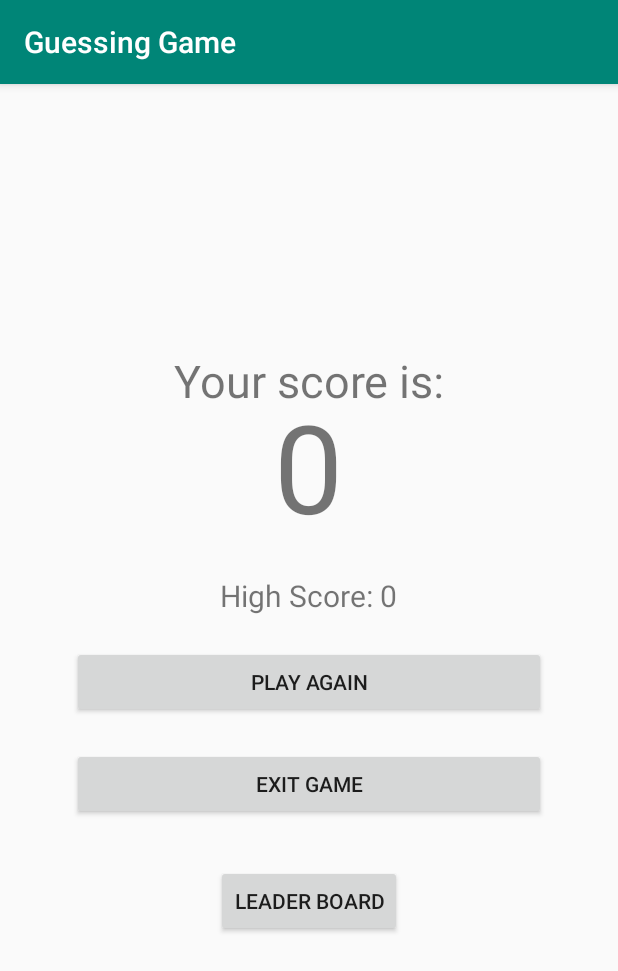
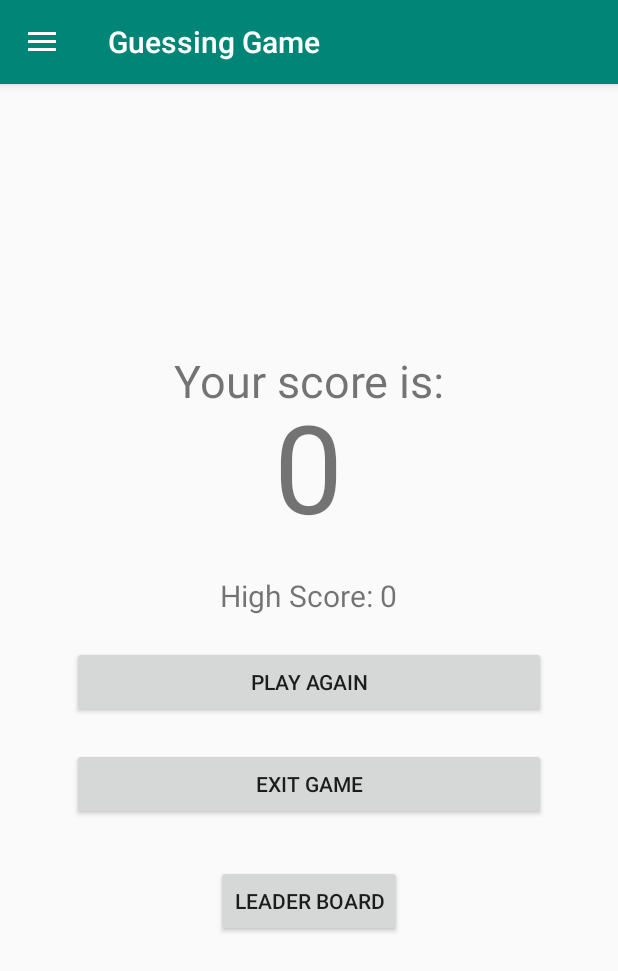
Before and after one commit to pinakip1998/GuessingGame, an Android app: the ShowScore screen opened directly, with no data from a screen before it, on a phone screen of 412 x 824 dp. Shown: the top 971 px of the screen. Run offline under Robolectric (Android 15) with nearby library versions, the phone set to English and light mode, and no system bars; libraries missing offline, so code that uses them is left out: io.realm; 4 statements that could not run were skipped.

```diff
--- a/app/src/main/java/com/example/guessinggame/MainActivity.java
+++ b/app/src/main/java/com/example/guessinggame/MainActivity.java
@@ -247,6 +247,7 @@ public class MainActivity extends AppCompatActivity implements NavigationView.On
         b.putString("name", userName);
         intent.putExtras(b);
         startActivity(intent);
+        finish();
     }
 
     private void addPoint() {
--- a/app/src/main/java/com/example/guessinggame/ShowScore.java
+++ b/app/src/main/java/com/example/guessinggame/ShowScore.java
@@ -1,42 +1,76 @@
 package com.example.guessinggame;
 
+import androidx.annotation.NonNull;
+import androidx.appcompat.app.ActionBarDrawerToggle;
 import androidx.appcompat.app.AppCompatActivity;
 import androidx.core.content.IntentCompat;
+import androidx.drawerlayout.widget.DrawerLayout;
 
 import android.content.Intent;
 import android.os.Bundle;
+import android.view.MenuItem;
 import android.view.View;
 import android.widget.TextView;
 
+import com.google.android.material.navigation.NavigationView;
+
 import io.realm.Realm;
 
-public class ShowScore extends AppCompatActivity {
+public class ShowScore extends AppCompatActivity implements NavigationView.OnNavigationItemSelectedListener{
 
     TextView score_tv;
     private TextView highScore;
-    String username;
+    String userName;
+    DrawerLayout dl;
+    NavigationView nv;
+    ActionBarDrawerToggle toggle;
+    TextView user;
     @Override
     protected void onCreate(Bundle savedInstanceState) {
         super.onCreate(savedInstanceState);
         setContentView(R.layout.activity_show_score);
         Bundle b = getIntent().getExtras();
         int score = b.getInt("score");
-        username = b.getString("name");
+        userName = b.getString("name");
         score_tv=findViewById(R.id.score_t);
         highScore = findViewById(R.id.high_score_tv);
+        dl = findViewById(R.id.drawerLayout);
+        nv = findViewById(R.id.nview);
+        toggle = new ActionBarDrawerToggle(this, dl, R.string.open_menu, R.string.close_menu);
+        nv.setNavigationItemSelectedListener(this);
+        View navView=nv.getHeaderView(0);
+        user=navView.findViewById(R.id.user);
+        dl.addDrawerListener(toggle);
+        toggle.syncState();
+        getSupportActionBar().setDisplayHomeAsUpEnabled(true);
+        user.setText(userName);
 
-        Player player = Realm.getDefaultInstance().where(Player.class).equalTo("name", username).findFirst();
+        Player player = Realm.getDefaultInstance().where(Player.class).equalTo("name", userName).findFirst();
         int maxScore = player.getMax_score();
         score_tv.setText(String.valueOf(score));
         highScore.setText(String.valueOf(maxScore));
     }
 
+
+
     @Override
     public void onBackPressed() {
-        super.onBackPressed();
-        Intent intent = new Intent(this,CategoryActivity.class);
+        Intent intent = new Intent(this, CategoryActivity.class);
+        Bundle b = new Bundle();
+        b.putString("name", userName);
+        intent.putExtras(b);
         startActivity(intent);
         finish();
+    }
+    public boolean onOptionsItemSelected(MenuItem item) {
+        // Pass the event to ActionBarDrawerToggle, if it returns
+        // true, then it has handled the app icon touch event
+        if (toggle.onOptionsItemSelected(item)) {
+            return true;
+        }
+        // Handle your other action bar items...
+
+        return super.onOptionsItemSelected(item);
     }
 
     public void exitGame(View view)
@@ -50,7 +84,7 @@ public class ShowScore extends AppCompatActivity {
     public void playAgain(View view){
         Intent intent = new Intent(this, CategoryActivity.class);
         Bundle b = new Bundle();
-        b.putString("name", username);
+        b.putString("name", userName);
         intent.putExtras(b);
         startActivity(intent);
         finish();
@@ -59,4 +93,28 @@ public class ShowScore extends AppCompatActivity {
         Intent intent = new Intent(this,LeaderBoard.class);
         startActivity(intent);
     }
+
+    @Override
+    public boolean onNavigationItemSelected(@NonNull MenuItem item) {
+        switch (item.getItemId()){
+            case R.id.score:
+                Intent intent = new Intent(this,LeaderBoard.class);
+                startActivity(intent);
+                break;
+            case R.id.exit:
+                Intent intent3 = new Intent(this, LoginActivity.class);
+                intent3.addFlags(Intent.FLAG_ACTIVITY_CLEAR_TOP);
+                intent3.putExtra("exit", true);
+                startActivity(intent3);
+                break;
+            case R.id.logout:
+                Intent intent2 = new Intent(this,LoginActivity.class);
+                intent2.addFlags(Intent.FLAG_ACTIVITY_CLEAR_TOP);
+                startActivity(intent2);
+                finish();
+                break;
+        }
+
+        return true;
+    }
 }
--- a/app/src/main/res/layout/activity_show_score.xml
+++ b/app/src/main/res/layout/activity_show_score.xml
@@ -1,4 +1,13 @@
 <?xml version="1.0" encoding="utf-8"?>
+<androidx.drawerlayout.widget.DrawerLayout
+    android:id="@+id/drawerLayout"
+    xmlns:android="http://schemas.android.com/apk/res/android"
+    xmlns:app="http://schemas.android.com/apk/res-auto"
+    xmlns:tools="http://schemas.android.com/tools"
+    android:layout_width="match_parent"
+    android:layout_height="match_parent"
+    tools:openDrawer="start"
+    tools:context=".ShowScore">
 <RelativeLayout xmlns:android="http://schemas.android.com/apk/res/android"
     xmlns:app="http://schemas.android.com/apk/res-auto"
     xmlns:tools="http://schemas.android.com/tools"
@@ -91,3 +100,12 @@
         android:text="Leader Board"
         android:onClick="viewLeaderBoard"/>
 </RelativeLayout>
+<com.google.android.material.navigation.NavigationView
+android:id="@+id/nview"
+android:layout_width="wrap_content"
+android:layout_height="match_parent"
+android:layout_gravity="start"
+app:headerLayout="@layout/nav_header"
+app:menu="@menu/nav_menu"
+    />
+    </androidx.drawerlayout.widget.DrawerLayout>
```
